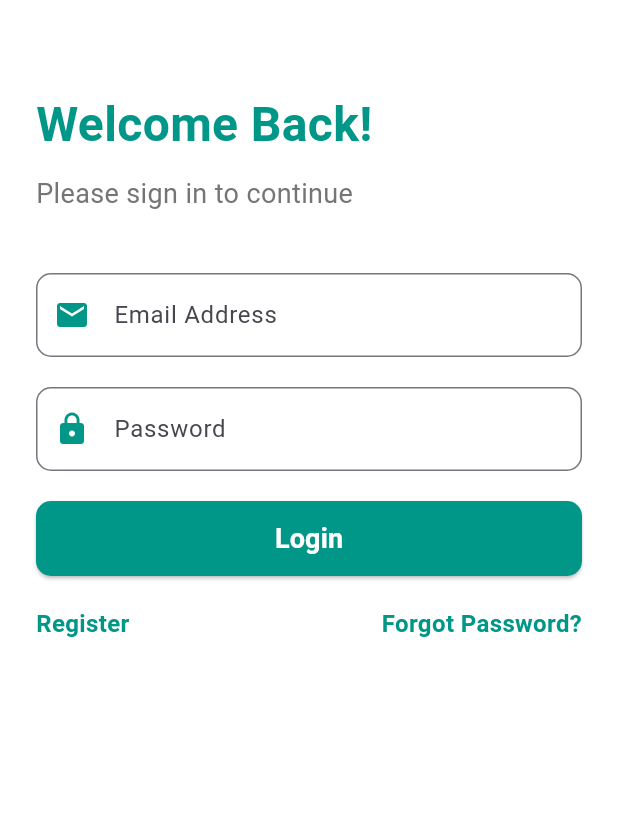
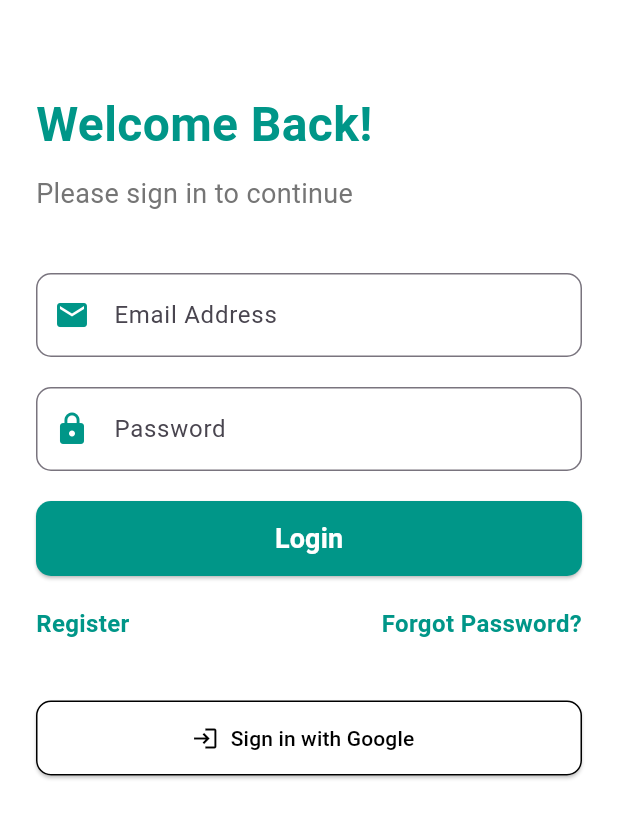
Before and after one commit to NaitikPatel-325/EventHub, a Flutter app: the screen it shows after launch, on a phone screen of 412 x 824 dp. Shown: the top 818 px of the screen. Run offline on Flutter 3.47's test engine with Material 3 defaults, Android fonts, the phone set to English and light mode, and no system bars; our stand-ins replace carousel_slider, firebase_auth, firebase_core, flutter_dotenv, fluttertoast, google_sign_in; accounts and stored records are empty; Roboto replaces fonts that are missing (Schyler).

Commit message:
working on google auth

```diff
--- /dev/null
+++ b/devtools_options.yaml
@@ -0,0 +1,4 @@
+description: This file stores settings for Dart & Flutter DevTools.
+documentation: https://docs.flutter.dev/tools/devtools/extensions#configure-extension-enablement-states
+extensions:
+  - provider: true
--- a/lib/auth/forgot.dart
+++ b/lib/auth/forgot.dart
@@ -25,10 +25,11 @@ class Forgot extends State<ForgotPasswordPage> {
     try {
       await _auth.sendPasswordResetEmail(email: _email.text.trim());
       ScaffoldMessenger.of(context).showSnackBar(
-        SnackBar(content: Text('Password reset email sent!')),
+        SnackBar(content: Text('If the email is associated with an account, a password reset link has been sent.')),
       );
     } on FirebaseAuthException catch (e) {
       String errorMessage;
+      print(e.code);
       switch (e.code) {
         case 'user-not-found':
           errorMessage = 'No user found with this email.';
--- a/lib/auth/login.dart
+++ b/lib/auth/login.dart
@@ -1,5 +1,7 @@
 import 'package:flutter/material.dart';
 import 'package:firebase_auth/firebase_auth.dart';
+import 'Google_sign.dart';  // Import your GoogleSignInProvider class
+import 'package:provider/provider.dart';  // Import provider
 
 class Login extends StatefulWidget {
   const Login({Key? key}) : super(key: key);
@@ -21,7 +23,9 @@ class _LoginState extends State<Login> {
       Navigator.of(context).pushReplacementNamed('/home');
     } catch (e) {
       ScaffoldMessenger.of(context).showSnackBar(
-        SnackBar(content: Text('Failed to sign in: ${e.toString()}')),
+        SnackBar(content: Text(
+            'Failed to sign in: You may have entered an incorrect email or password or the account does not exist.'
+        )),
       );
     }
   }
@@ -30,27 +34,14 @@ class _LoginState extends State<Login> {
   Widget build(BuildContext context) {
     return Scaffold(
       backgroundColor: Colors.white,
-      // appBar: AppBar(
-      //   title: Text(
-      //     'Login',
-      //     style: TextStyle(
-      //       color: Colors.white,
-      //       fontSize: 24.0,
-      //       fontWeight: FontWeight.bold,
-      //     ),
-      //   ),
-      //   centerTitle: true,
-      //   backgroundColor: Colors.teal,
-      //   elevation: 0,
-      // ),
       body: SingleChildScrollView(
-        padding: EdgeInsets.symmetric(horizontal: 24.0),
+        padding: const EdgeInsets.symmetric(horizontal: 24.0),
         child: Column(
           mainAxisAlignment: MainAxisAlignment.center,
           crossAxisAlignment: CrossAxisAlignment.start,
           children: [
-            SizedBox(height: 60.0),
-            Text(
+            const SizedBox(height: 60.0),
+            const Text(
               'Welcome Back!',
               style: TextStyle(
                 fontSize: 32.0,
@@ -58,7 +49,7 @@ class _LoginState extends State<Login> {
                 color: Colors.teal,
               ),
             ),
-            SizedBox(height: 10.0),
+            const SizedBox(height: 10.0),
             Text(
               'Please sign in to continue',
               style: TextStyle(
@@ -66,40 +57,40 @@ class _LoginState extends State<Login> {
                 color: Colors.grey.shade600,
               ),
             ),
-            SizedBox(height: 40.0),
+            const SizedBox(height: 40.0),
             TextField(
               controller: email,
               keyboardType: TextInputType.emailAddress,
               decoration: InputDecoration(
-                prefixIcon: Icon(Icons.email, color: Colors.teal),
+                prefixIcon: const Icon(Icons.email, color: Colors.teal),
                 hintText: 'Email Address',
                 border: OutlineInputBorder(
                   borderRadius: BorderRadius.circular(10.0),
                 ),
               ),
             ),
-            SizedBox(height: 20.0),
+            const SizedBox(height: 20.0),
             TextField(
               controller: password,
               obscureText: true,
               decoration: InputDecoration(
-                prefixIcon: Icon(Icons.lock, color: Colors.teal),
+                prefixIcon: const Icon(Icons.lock, color: Colors.teal),
                 hintText: 'Password',
                 border: OutlineInputBorder(
                   borderRadius: BorderRadius.circular(10.0),
                 ),
               ),
             ),
-            SizedBox(height: 20.0),
+            const SizedBox(height: 20.0),
             ElevatedButton(
               onPressed: signin,
               style: ElevatedButton.styleFrom(
-                minimumSize: Size(double.infinity, 50), backgroundColor: Colors.teal,
+                minimumSize: const Size(double.infinity, 50), backgroundColor: Colors.teal,
                 shape: RoundedRectangleBorder(
                   borderRadius: BorderRadius.circular(10.0),
                 ),
               ),
-              child: Text(
+              child: const Text(
                 'Login',
                 style: TextStyle(
                   fontSize: 18.0,
@@ -108,13 +99,13 @@ class _LoginState extends State<Login> {
                 ),
               ),
             ),
-            SizedBox(height: 20.0),
+            const SizedBox(height: 20.0),
             Row(
               mainAxisAlignment: MainAxisAlignment.spaceBetween,
               children: [
                 GestureDetector(
                   onTap: () => Navigator.of(context).pushNamed('/signup'),
-                  child: Text(
+                  child: const Text(
                     'Register',
                     style: TextStyle(
                       color: Colors.teal,
@@ -125,7 +116,7 @@ class _LoginState extends State<Login> {
                 ),
                 GestureDetector(
                   onTap: () => Navigator.of(context).pushNamed('/forgot'),
-                  child: Text(
+                  child: const Text(
                     'Forgot Password?',
                     style: TextStyle(
                       color: Colors.teal,
@@ -136,7 +127,25 @@ class _LoginState extends State<Login> {
                 ),
               ],
             ),
-            SizedBox(height: 40.0),
+            const SizedBox(height: 40.0),
+
+            ElevatedButton.icon(
+              onPressed: () {
+                final provider = Provider.of<GoogleSignInProvider>(context, listen: false);
+                provider.googleLogin();
+              },
+              icon: const Icon(Icons.login),
+              label: const Text('Sign in with Google'),
+              style: ElevatedButton.styleFrom(
+                minimumSize: const Size(double.infinity, 50),
+                backgroundColor: Colors.white,
+                foregroundColor: Colors.black,
+                shape: RoundedRectangleBorder(
+                  borderRadius: BorderRadius.circular(10.0),
+                  side: const BorderSide(color: Colors.black),
+                ),
+              ),
+            ),
           ],
         ),
       ),
--- a/lib/auth/signout.dart
+++ b/lib/auth/signout.dart
@@ -9,7 +9,6 @@ class SignOutPage extends StatelessWidget {
       await _auth.signOut();
       Navigator.of(context).pushReplacementNamed('/login');
     } catch (e) {
-      // Log the error for debugging purposes
       print('Error signing out: $e');
 
       ScaffoldMessenger.of(context).showSnackBar(
--- a/lib/auth/wrapper.dart
+++ b/lib/auth/wrapper.dart
@@ -31,9 +31,15 @@ class _WrapperState extends State<Wrapper> {
     Widget build(BuildContext context) {
       return Scaffold(
         body: StreamBuilder<User?>(
-        stream: FirebaseAuth.instance.authStateChanges(),
+          stream: FirebaseAuth.instance.userChanges(),
           builder: (context, snapshot) {
-          if(snapshot.hasData){
+            if(snapshot.connectionState == ConnectionState.waiting){
+              return const Center(child: CircularProgressIndicator());
+            }
+            else if(snapshot.hasError){
+              return const Center(child: Text('Something went wrong!'));
+            }
+            else if(snapshot.hasData){
               return HomePage();
             } else {
               return Login();
--- a/lib/home.dart
+++ b/lib/home.dart
@@ -13,8 +13,8 @@ class HomePage extends StatefulWidget {
 
 class _HomePageState extends State<HomePage> {
   bool _isDarkMode = false;
-  int _selectedIndex = 0; // For BottomNavigationBar
-  int _drawerSelectedIndex = 0; // For Drawer
+  int _selectedIndex = 0;
+  int _drawerSelectedIndex = 0;
 
   void _toggleDarkMode(bool value) {
     setState(() {
--- a/lib/main.dart
+++ b/lib/main.dart
@@ -1,6 +1,7 @@
 import 'package:flutter/foundation.dart';
 import 'package:flutter/material.dart';
 import 'package:firebase_core/firebase_core.dart';
+import 'package:provider/provider.dart';
 import 'auth/wrapper.dart';
 import 'package:flutter_dotenv/flutter_dotenv.dart';
 import 'package:flutter/foundation.dart' show kIsWeb;
@@ -10,6 +11,7 @@ import 'screens/live_update/view/live_updates_page.dart';
 import 'screens/profile_page/view/profile_page.dart';
 import 'screens/feedback_page/views/feedback_page.dart';
 import 'screens/notification_page/view/notifications_page.dart';
+import 'auth/Google_sign.dart';
 import 'auth/signup.dart';
 import 'auth/login.dart';
 import 'auth/forgot.dart';
@@ -19,7 +21,8 @@ import 'home.dart';
 
 void main() async {
   WidgetsFlutterBinding.ensureInitialized();
-  await dotenv.load(fileName: "../../.env");
+  await dotenv.load(fileName: ".env");
+
   if (kIsWeb) {
     await Firebase.initializeApp(
       options: FirebaseOptions(
@@ -45,7 +48,12 @@ class MyApp extends StatelessWidget {
 
   @override
   Widget build(BuildContext context) {
-    return MaterialApp(
+
+    return MultiProvider(
+      providers: [
+        ChangeNotifierProvider(create: (context) => GoogleSignInProvider()),
+      ],
+      child :MaterialApp(
         debugShowCheckedModeBanner: false,
         theme: ThemeData(fontFamily: 'Schyler'),
         home: Wrapper(),
@@ -64,6 +72,7 @@ class MyApp extends StatelessWidget {
           '/signout': (context) => SignOutPage(),
         },
 
+      )
     );
   }
 }
```
Also changed, not shown: lib/auth/Google_sign.dart (added, +52 -0 lines), pubspec.yaml (+9 -6 lines), pubspec.lock, 4 other files. Lines whose indentation alone changed are shown as unchanged.
